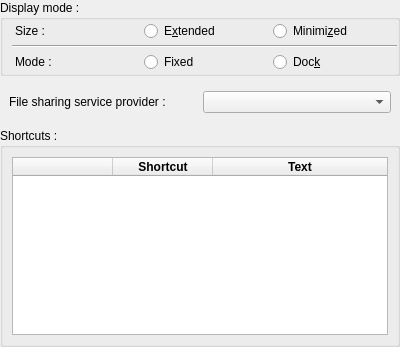
dguihal/quteqoin, file ui/settingsmanager/qqpalmisettings.ui: the form before one commit.
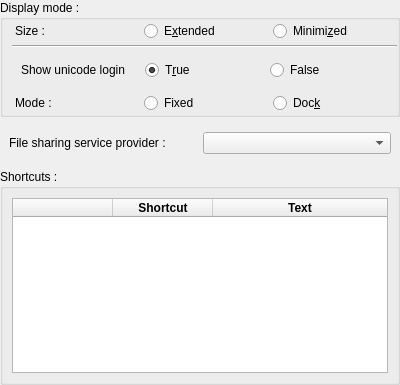
The form after the commit. Custom widgets are drawn as their Qt base class.

Commit message:
Feat/ascii login (#29)
Thanks to @claudex : Add a filter to display only ascii chars in UA (Replace with '-' character)

The edit to the form file:
```diff
--- a/ui/settingsmanager/qqpalmisettings.ui
+++ b/ui/settingsmanager/qqpalmisettings.ui
@@ -7,7 +7,7 @@
     <x>0</x>
     <y>0</y>
     <width>400</width>
-    <height>347</height>
+    <height>385</height>
    </rect>
   </property>
   <property name="windowTitle">
@@ -90,6 +90,36 @@
         </property>
        </widget>
       </item>
+      <item>
+       <widget class="QWidget" name="widget_4" native="true">
+        <layout class="QHBoxLayout" name="horizontalLayout_4">
+         <item>
+          <widget class="QLabel" name="lable_42">
+           <property name="text">
+            <string>Show unicode login</string>
+           </property>
+          </widget>
+         </item>
+         <item>
+          <widget class="QRadioButton" name="dmShowUnicode">
+           <property name="text">
+            <string>T&amp;rue</string>
+           </property>
+           <property name="checked">
+            <bool>true</bool>
+           </property>
+          </widget>
+         </item>
+         <item>
+          <widget class="QRadioButton" name="dmHideUnicode">
+           <property name="text">
+            <string>False</string>
+           </property>
+          </widget>
+         </item>
+        </layout>
+       </widget>
+      </item>
       <item>
        <widget class="QWidget" name="widget_2" native="true">
         <layout class="QHBoxLayout" name="horizontalLayout">
```
The commit also changes 7 other files.
